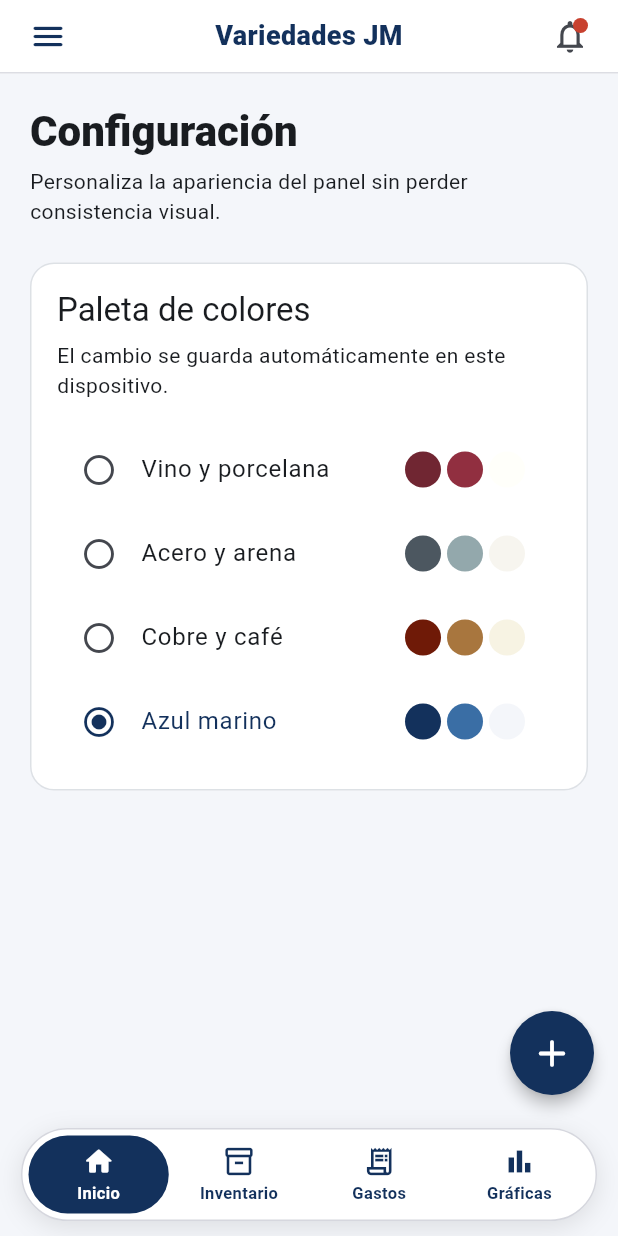
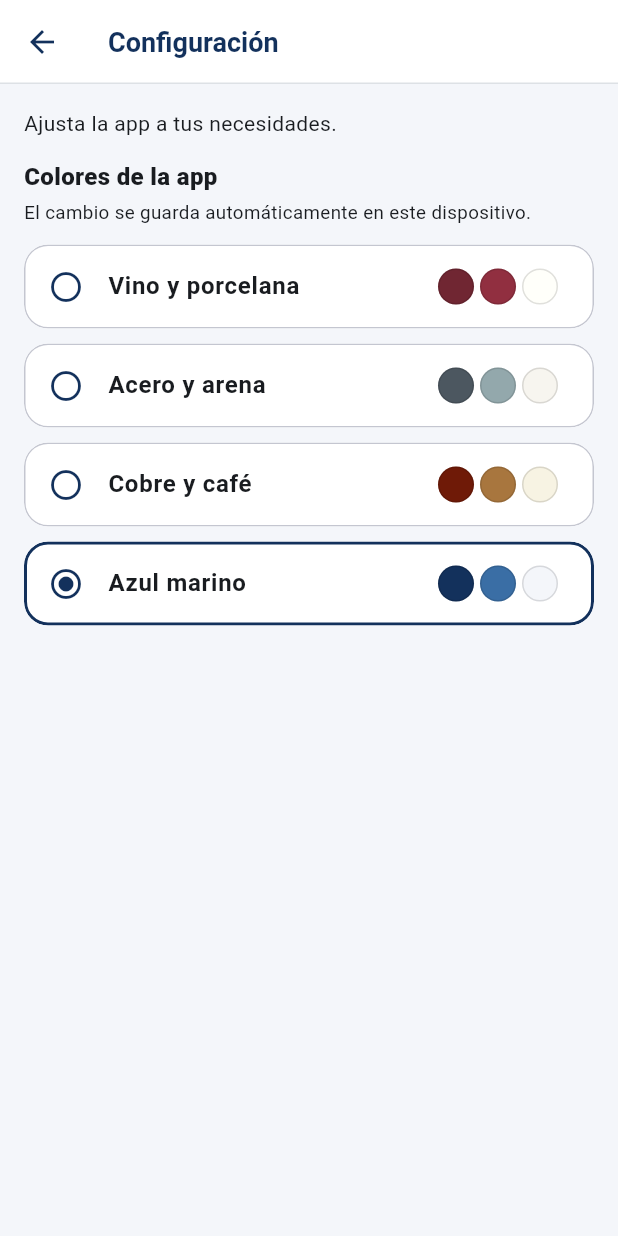
Before and after one commit to JonathanLes/variedadesjm, a Flutter app: the ConfiguracionPage screen opened directly, on a phone screen of 412 x 824 dp. Run offline on Flutter 3.47's test engine with Material 3 defaults, Android fonts, the phone set to English and light mode, and no system bars; our stand-ins replace flutter_riverpod, flutter_svg, freezed_annotation, image_picker, mask_text_input_formatter, sembast and 1 more; accounts and stored records are empty.

Commit message:
Proveedores, botón de ayuda en el encabezado y Configuración con el nuevo estilo
Co-Authored-By: Claude Sonnet 5.5 <noreply@anthropic.com>
Claude-Session: https://claude.ai/code/session_01XYies4qxk6YsnXA1JpcEWW

```diff
--- a/lib/modules/configuracion/boundary/pages/configuracion_page.dart
+++ b/lib/modules/configuracion/boundary/pages/configuracion_page.dart
@@ -1,10 +1,9 @@
 import 'package:flutter/material.dart';
 import 'package:flutter_riverpod/flutter_riverpod.dart';
 import 'package:variedadesjm/controllers/providers/sembast_app_state_providers.dart';
-import 'package:variedadesjm/shared/layouts/app_layout.dart';
 import 'package:variedadesjm/shared/themes/colors.dart';
 
-/// Permite cambiar la apariencia de la aplicación y preferencias operativas.
+/// Permite cambiar la apariencia de la aplicación.
 class ConfiguracionPage extends ConsumerWidget {
   const ConfiguracionPage({super.key});
 
@@ -12,69 +11,65 @@ class ConfiguracionPage extends ConsumerWidget {
   Widget build(BuildContext context, WidgetRef ref) {
     final selected = ref.watch(paletteProvider);
     final notifier = ref.read(paletteProvider.notifier);
-    return AppLayout(
-      currentIndex: 0,
-      child: ListView(
-        padding: const EdgeInsets.all(20),
+    final scheme = Theme.of(context).colorScheme;
+
+    return Scaffold(
+      appBar: AppBar(title: const Text('Configuración')),
+      body: ListView(
+        padding: const EdgeInsets.all(16),
         children: [
-          Text(
-            'Configuración',
-            style: Theme.of(
-              context,
-            ).textTheme.headlineMedium?.copyWith(fontWeight: FontWeight.w800),
+          const Text('Ajusta la app a tus necesidades.'),
+          const SizedBox(height: 14),
+          const Text('Colores de la app',
+              style: TextStyle(fontSize: 16, fontWeight: FontWeight.w800)),
+          const SizedBox(height: 4),
+          const Text('El cambio se guarda automáticamente en este dispositivo.',
+              style: TextStyle(fontSize: 12.5)),
+          const SizedBox(height: 12),
+          for (final palette in AppColors.all)
+            Padding(
+              padding: const EdgeInsets.only(bottom: 10),
+              child: Card(
+                shape: RoundedRectangleBorder(
+                  borderRadius: BorderRadius.circular(16),
+                  side: BorderSide(
+                    color: identical(palette, selected)
+                        ? scheme.primary
+                        : scheme.outlineVariant,
+                    width: identical(palette, selected) ? 2 : 1,
                   ),
-          const SizedBox(height: 6),
-          const Text(
-            'Personaliza la apariencia del panel sin perder consistencia visual.',
                 ),
-          const SizedBox(height: 24),
-          Card(
-            child: Padding(
-              padding: const EdgeInsets.all(18),
-              child: Column(
-                crossAxisAlignment: CrossAxisAlignment.start,
-                children: [
-                  Text(
-                    'Paleta de colores',
-                    style: Theme.of(context).textTheme.titleLarge,
-                  ),
-                  const SizedBox(height: 6),
-                  const Text(
-                    'El cambio se guarda automáticamente en este dispositivo.',
-                  ),
-                  const SizedBox(height: 18),
-                  ...AppColors.all.map(
-                    (palette) => ListTile(
-                      selected: identical(palette, selected),
+                clipBehavior: Clip.antiAlias,
+                child: ListTile(
+                  onTap: () => notifier.select(palette),
+                  minVerticalPadding: 14,
                   leading: Icon(
                     identical(palette, selected)
                         ? Icons.radio_button_checked
                         : Icons.radio_button_unchecked,
+                    color: scheme.primary,
                   ),
-                      title: Text(_nameOf(palette)),
-                      onTap: () => notifier.select(palette),
+                  title: Text(_nameOf(palette),
+                      style: const TextStyle(fontWeight: FontWeight.w700)),
                   trailing: Row(
                     mainAxisSize: MainAxisSize.min,
-                        children:
-                            [
-                                  palette.primary,
-                                  palette.accent,
-                                  palette.background,
-                                ]
-                                .map(
-                                  (color) => Padding(
+                    children: [
+                      for (final color in [palette.primary, palette.accent, palette.background])
+                        Padding(
                           padding: const EdgeInsets.only(left: 4),
                           child: CircleAvatar(
                             radius: 12,
                             backgroundColor: color,
+                            child: Container(
+                              decoration: BoxDecoration(
+                                shape: BoxShape.circle,
+                                border: Border.all(color: Colors.black12),
                               ),
-                                  ),
-                                )
-                                .toList(),
                             ),
                           ),
                         ),
                     ],
+                  ),
                 ),
               ),
             ),
--- a/lib/shared/layouts/components/app_header.dart
+++ b/lib/shared/layouts/components/app_header.dart
@@ -1,5 +1,5 @@
 import 'package:flutter/material.dart';
-import 'app_notification_button.dart';
+import 'app_help_button.dart';
 
 /// Encabezado claro de la app: menú, nombre del negocio y notificaciones.
 class AppHeader extends StatelessWidget {
@@ -38,7 +38,7 @@ class AppHeader extends StatelessWidget {
               ),
             ),
           ),
-          const AppNotificationButton(),
+          const AppHelpButton(),
         ],
       ),
     );
```
Also changed, not shown: lib/modules/administracion/boundary/pages/administracion_page.dart (+10 -0 lines), lib/modules/proveedor/boundary/pages/proveedor_page.dart (added, +261 -0 lines), lib/modules/proveedor/controller/proveedor_controller.dart (added, +50 -0 lines), lib/shared/layouts/components/app_help_button.dart (added, +71 -0 lines). Lines whose indentation alone changed are shown as unchanged.
